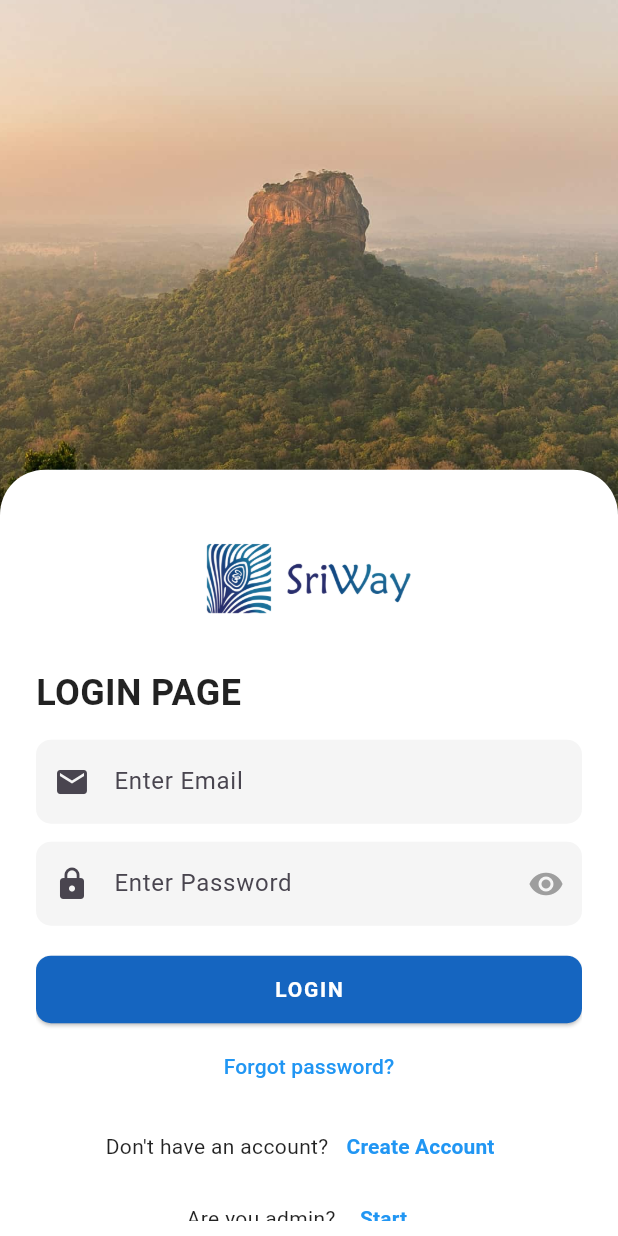
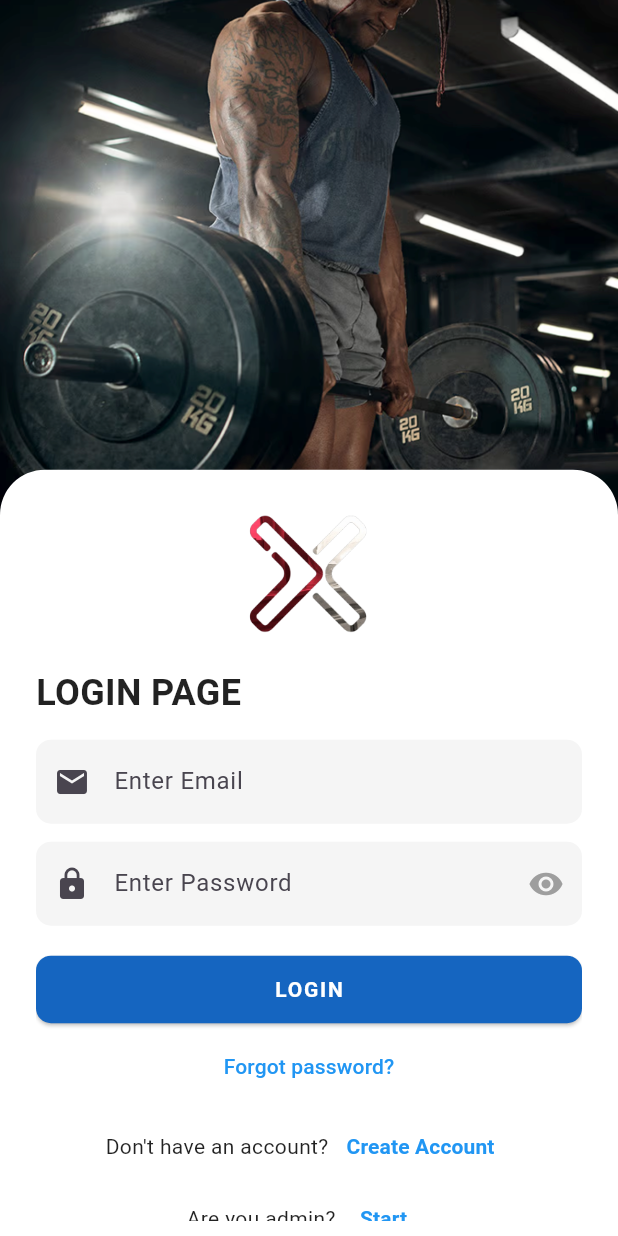
Before and after one commit to rishithamenush/xzo, a Flutter app: the screen it shows after launch, on a phone screen of 412 x 824 dp. Run offline on Flutter 3.47's test engine with Material 3 defaults, Android fonts, the phone set to English and light mode, and no system bars; our stand-ins replace auto_size_text, cloud_firestore, file_picker, firebase_auth, firebase_core, firebase_storage and 6 more; missing offline and left inert: crypt, flutter_pdfview, geocode; accounts and stored records are empty.

Commit message:
add the sign in images

```diff
--- a/lib/view/screens/register/sign_in.dart
+++ b/lib/view/screens/register/sign_in.dart
@@ -39,7 +39,7 @@ class _LogInState extends State<LogIn> {
             left: 0,
             right: 0,
             child: Image.asset(
-              'assets/images/img_png/splash.jpg',
+              'assets/images/img_png/_login.png',
               fit: BoxFit.cover,
               height: MediaQuery.of(context).size.height * 0.5,
             ),
@@ -63,7 +63,7 @@ class _LogInState extends State<LogIn> {
                     mainAxisSize: MainAxisSize.min,
                     children: [
                       // Logo
-                      Image.asset('assets/images/img_png/img.png', height: 120),
+                      Image.asset('assets/images/img_png/logo.png', height: 120),
                       const SizedBox(height: 2),
 
                       const Align(
```
Also changed, not shown: assets/images/img_png/_login.png (added).
